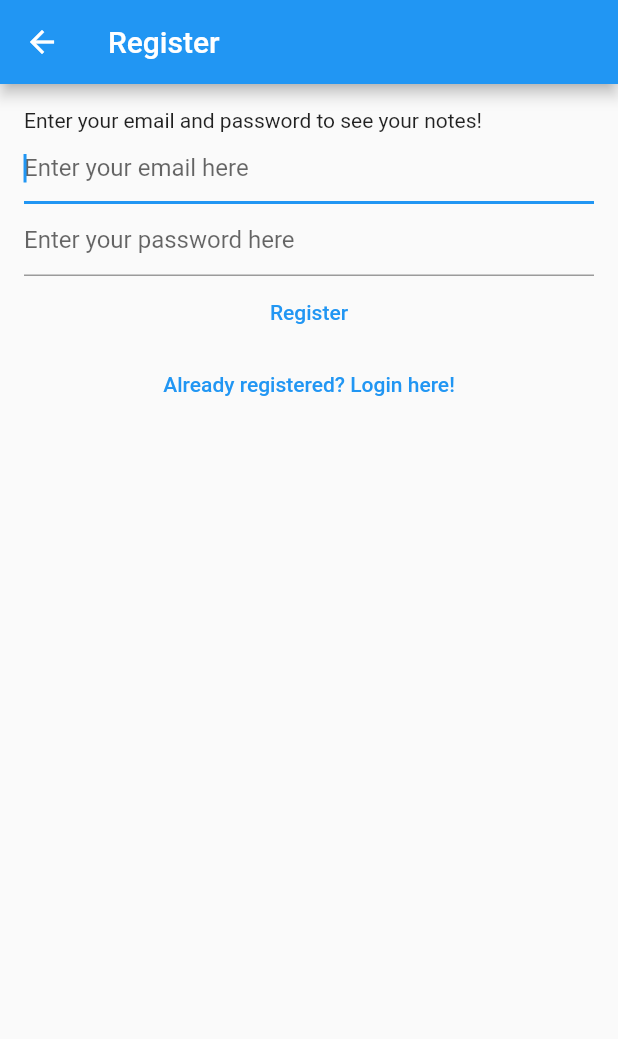
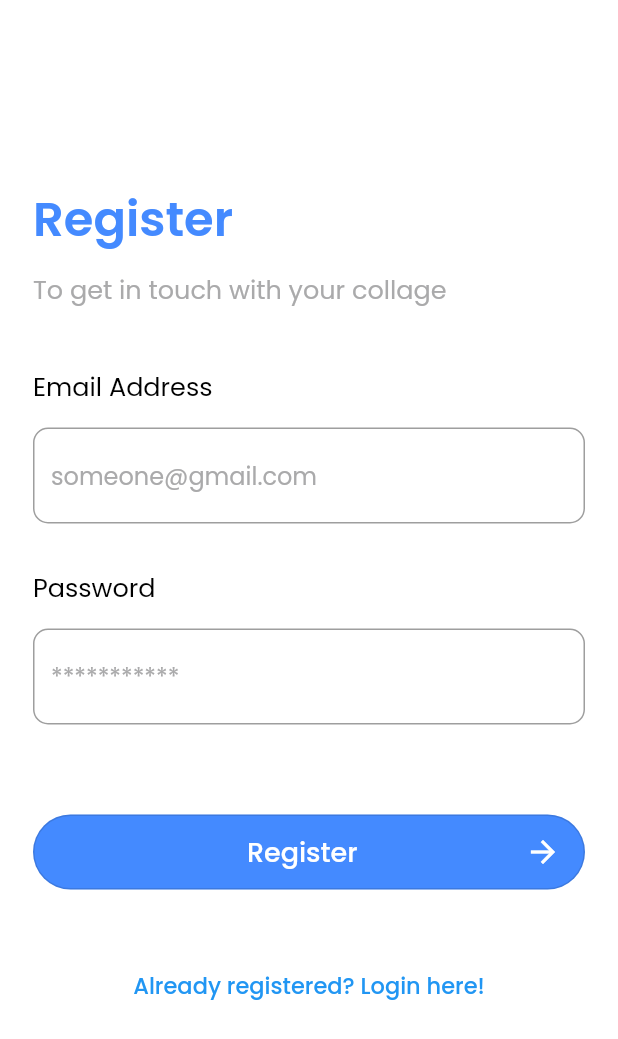
Before and after one commit to nitin-787/uni-notes, a Flutter app: the RegisterView screen opened directly, on a phone screen of 412 x 824 dp. Shown: the top 1039 px of the screen. Run offline on Flutter 3.47's test engine with Material 2 defaults, Android fonts, the phone set to English and light mode, and no system bars; our stand-ins replace bloc, cloud_firestore, equatable, file_picker, firebase_auth, firebase_core and 6 more; accounts and stored records are empty; generated files the repository leaves out were written again; network calls fail.

Commit message:
Register view UI

```diff
--- a/lib/main.dart
+++ b/lib/main.dart
@@ -60,7 +60,7 @@ class HomePage extends StatelessWidget {
         } else if (state is AuthStateNeedsVerification) {
           return const VerifyEmailView();
         } else if (state is AuthStateLoggedOut) {
-          return const ForgotPasswordView();
+          return const LoginView();
         } else if (state is AuthStateForgotPassword) {
           return const ForgotPasswordView();
         } else if (state is AuthStateRegistering) {
--- a/lib/views/notes/create_update_note_view.dart
+++ b/lib/views/notes/create_update_note_view.dart
@@ -112,25 +112,24 @@ class _CreateUpdateNoteViewState extends State<CreateUpdateNoteView> {
           ),
         ],
       ),
-      body: const FileUpload(),
-      // body: FutureBuilder(
-      //   future: createOrGetExistingNote(context),
-      //   builder: (context, snapshot) {
-      //     switch (snapshot.connectionState) {
-      //       case ConnectionState.done:
-      //         _setupTextControllerListner();
-      //         return TextField(
-      //           controller: _textController,
-      //           keyboardType: TextInputType.multiline,
-      //           maxLines: null,
-      //           decoration: InputDecoration(
-      //               hintText: context.loc.start_typing_your_note),
-      //         );
-      //       default:
-      //         return const CircularProgressIndicator();
-      //     }
-      //   },
-      // ),
+      body: FutureBuilder(
+        future: createOrGetExistingNote(context),
+        builder: (context, snapshot) {
+          switch (snapshot.connectionState) {
+            case ConnectionState.done:
+              _setupTextControllerListner();
+              return TextField(
+                controller: _textController,
+                keyboardType: TextInputType.multiline,
+                maxLines: null,
+                decoration: InputDecoration(
+                    hintText: context.loc.start_typing_your_note),
+              );
+            default:
+              return const CircularProgressIndicator();
+          }
+        },
+      ),
     );
   }
 }
--- a/lib/views/register_view.dart
+++ b/lib/views/register_view.dart
@@ -1,5 +1,6 @@
 import 'package:flutter/material.dart';
 import 'package:flutter_bloc/flutter_bloc.dart';
+import 'package:google_fonts/google_fonts.dart';
 import 'package:mynotes/extentions/buildcontext/loc.dart';
 import 'package:mynotes/services/auth/auth_exception.dart';
 import 'package:mynotes/services/auth/bloc/auth_bloc.dart';
@@ -61,27 +62,88 @@ class _RegisterViewState extends State<RegisterView> {
         }
       },
       child: Scaffold(
-        appBar: AppBar(
-          title: Text(context.loc.register),
+        backgroundColor: Colors.white,
+        body: Container(
+          padding: const EdgeInsets.only(top: 60),
+          child: Padding(
+            padding: const EdgeInsets.all(2.0),
+            child: SingleChildScrollView(
+              child: Container(
+                padding: const EdgeInsets.only(left: 20),
+                child: Column(
+                  crossAxisAlignment: CrossAxisAlignment.start,
+                  children: [
+                    const SizedBox(
+                      height: 60.0,
                     ),
-        body: Padding(
-          padding: const EdgeInsets.all(16.0),
-          child: SingleChildScrollView(
+                    Text(
+                      "Register",
+                      style: GoogleFonts.poppins(
+                        fontSize: 32,
+                        fontWeight: FontWeight.w600,
+                        color: Colors.blueAccent,
+                      ),
+                    ),
+                    const SizedBox(
+                      height: 10.0,
+                    ),
+                    Text(
+                      "To get in touch with your collage",
+                      style: GoogleFonts.poppins(
+                        fontWeight: FontWeight.w400,
+                        fontSize: 17,
+                        color: const Color.fromARGB(255, 170, 170, 171),
+                      ),
+                    ),
+                    const SizedBox(
+                      height: 20.0,
+                    ),
+                    Padding(
+                      padding: const EdgeInsets.only(top: 20, right: 20),
                       child: Column(
                         crossAxisAlignment: CrossAxisAlignment.start,
                         children: [
                           Text(
-                  context.loc.register_view_prompt,
+                            "Email Address",
+                            style: GoogleFonts.poppins(
+                              fontWeight: FontWeight.w400,
+                              fontSize: 17,
+                              color: Colors.black,
+                            ),
+                          ),
+                          const SizedBox(
+                            height: 15,
                           ),
                           TextField(
                             controller: _email,
                             enableSuggestions: false,
                             autocorrect: false,
-                  autofocus: true,
                             keyboardType: TextInputType.emailAddress,
                             decoration: InputDecoration(
-                    hintText: context.loc.email_text_field_placeholder,
+                              hintStyle: GoogleFonts.poppins(
+                                color: const Color.fromARGB(255, 170, 170, 171),
                               ),
+                              hintText: 'someone@gmail.com',
+                              border: const OutlineInputBorder(
+                                borderRadius: BorderRadius.all(
+                                  Radius.circular(10.0),
+                                ),
+                              ),
+                            ),
+                          ),
+                          const SizedBox(
+                            height: 30.0,
+                          ),
+                          Text(
+                            "Password",
+                            style: GoogleFonts.poppins(
+                              fontWeight: FontWeight.w400,
+                              fontSize: 17,
+                              color: Colors.black,
+                            ),
+                          ),
+                          const SizedBox(
+                            height: 15,
                           ),
                           TextField(
                             controller: _password,
@@ -89,14 +151,31 @@ class _RegisterViewState extends State<RegisterView> {
                             enableSuggestions: false,
                             autocorrect: false,
                             decoration: InputDecoration(
-                    hintText: context.loc.password_text_field_placeholder,
+                              hintStyle: GoogleFonts.poppins(
+                                color: const Color.fromARGB(255, 170, 170, 171),
+                              ),
+                              hintText: '***********',
+                              border: const OutlineInputBorder(
+                                borderRadius: BorderRadius.all(
+                                  Radius.circular(10.0),
                                 ),
                               ),
-                Center(
-                  child: Column(
-                    children: [
-                      TextButton(
-                        onPressed: () {
+                            ),
+                          ),
+                          const SizedBox(
+                            height: 60.0,
+                          ),
+                          SizedBox(
+                            width: 500,
+                            height: 50,
+                            child: OutlinedButton(
+                              style: OutlinedButton.styleFrom(
+                                backgroundColor: Colors.blueAccent,
+                                shape: RoundedRectangleBorder(
+                                  borderRadius: BorderRadius.circular(30),
+                                ),
+                              ),
+                              onPressed: () async {
                                 final email = _email.text;
                                 final password = _password.text;
                                 context.read<AuthBloc>().add(
@@ -106,24 +185,56 @@ class _RegisterViewState extends State<RegisterView> {
                                       ),
                                     );
                               },
-                        child: Text(
-                          context.loc.register,
+                              child: SizedBox(
+                                child: Row(
+                                  mainAxisAlignment:
+                                      MainAxisAlignment.spaceBetween,
+                                  children: [
+                                    const SizedBox(
+                                      width: 15,
+                                    ),
+                                    Text(
+                                      "Register",
+                                      style: GoogleFonts.poppins(
+                                        color: Colors.white,
+                                        fontSize: 18,
+                                        fontWeight: FontWeight.w500,
                                       ),
                                     ),
-                      TextButton(
+                                    const Icon(
+                                      Icons.arrow_forward,
+                                      color: Colors.white,
+                                    ),
+                                  ],
+                                ),
+                              ),
+                            ),
+                          ),
+                          const SizedBox(
+                            height: 40,
+                          ),
+                          Center(
+                            child: TextButton(
                               onPressed: () {
                                 context.read<AuthBloc>().add(
                                       const AuthEventLogOut(),
                                     );
                               },
                               child: Text(
+                                style: GoogleFonts.poppins(
+                                  fontSize: 15,
+                                  fontWeight: FontWeight.w500,
+                                ),
                                 context.loc.register_view_already_registered,
+                              ),
                             ),
                           ),
                         ],
                       ),
+                    )
+                  ],
                 ),
-              ],
+              ),
             ),
           ),
         ),
```
Lines whose indentation alone changed are shown as unchanged.
